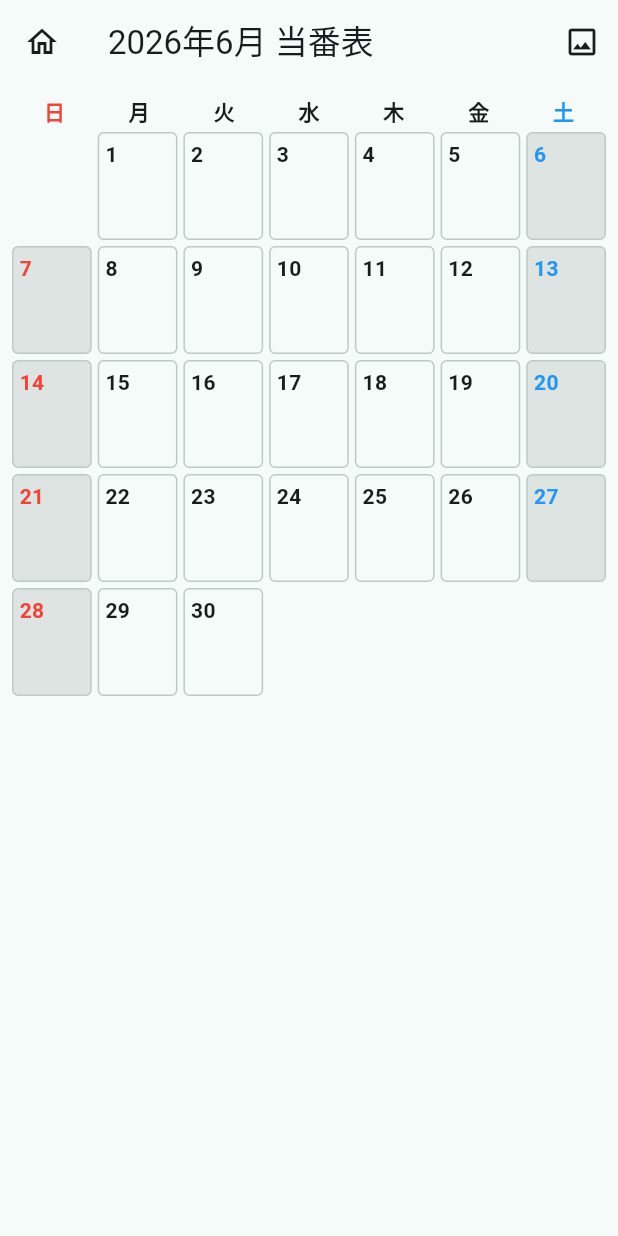
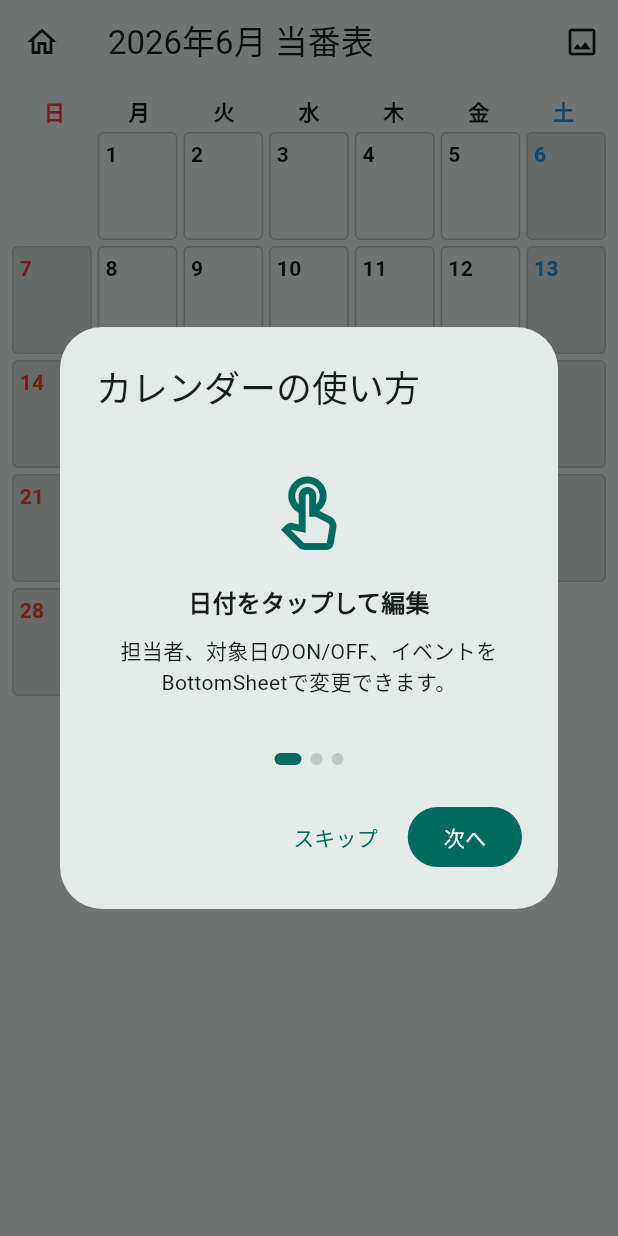
Before and after one commit to yuka-nomu/touban_app, a Flutter app: the CalendarScreen screen opened by its route, on a phone screen of 412 x 824 dp. Run offline on Flutter 3.47's test engine with Material 3 defaults, Android fonts, the phone set to English and light mode, and no system bars; our stand-ins replace flutter_riverpod, go_router, hive, hive_flutter, screenshot; accounts and stored records are empty.

Commit message:
設定画面にホームへ戻るを追加、カレンダー画面にチュートリアルを追加

```diff
--- a/lib/screens/calendar_screen.dart
+++ b/lib/screens/calendar_screen.dart
@@ -1,6 +1,7 @@
 import 'package:flutter/material.dart';
 import 'package:flutter_riverpod/flutter_riverpod.dart';
 import 'package:go_router/go_router.dart';
+import 'package:hive_flutter/hive_flutter.dart';
 
 import '../models/calendar_day.dart';
 import '../models/member.dart';
@@ -25,7 +26,18 @@ class CalendarScreen extends ConsumerStatefulWidget {
 }
 
 class _CalendarScreenState extends ConsumerState<CalendarScreen> {
+  static const String _settingsBoxName = 'app_settings';
+  static const String _calendarTutorialShownKey = 'calendar_tutorial_shown';
+
   bool _isExporting = false;
+
+  @override
+  void initState() {
+    super.initState();
+    WidgetsBinding.instance.addPostFrameCallback((_) {
+      _showTutorialIfNeeded();
+    });
+  }
 
   @override
   Widget build(BuildContext context) {
@@ -96,6 +108,26 @@ class _CalendarScreenState extends ConsumerState<CalendarScreen> {
     return '${month.year}年${month.month}月 当番表';
   }
 
+  Future<void> _showTutorialIfNeeded() async {
+    final Box<bool> settingsBox = await Hive.openBox<bool>(_settingsBoxName);
+    final bool hasShownTutorial = settingsBox.get(
+      _calendarTutorialShownKey,
+      defaultValue: false,
+    )!;
+    if (hasShownTutorial || !mounted) {
+      return;
+    }
+
+    await showDialog<void>(
+      context: context,
+      barrierDismissible: false,
+      builder: (BuildContext context) {
+        return const _CalendarTutorialDialog();
+      },
+    );
+    await settingsBox.put(_calendarTutorialShownKey, true);
+  }
+
   Future<void> _showEditSheet(BuildContext context, CalendarDay day) {
     return showModalBottomSheet<void>(
       context: context,
@@ -147,3 +179,153 @@ class _CalendarScreenState extends ConsumerState<CalendarScreen> {
     }
   }
 }
+
+class _CalendarTutorialDialog extends StatefulWidget {
+  const _CalendarTutorialDialog();
+
+  @override
+  State<_CalendarTutorialDialog> createState() =>
+      _CalendarTutorialDialogState();
+}
+
+class _CalendarTutorialDialogState extends State<_CalendarTutorialDialog> {
+  final PageController _pageController = PageController();
+  int _currentPage = 0;
+
+  static const List<_TutorialStep> _steps = <_TutorialStep>[
+    _TutorialStep(
+      icon: Icons.touch_app_outlined,
+      title: '日付をタップして編集',
+      body: '担当者、対象日のON/OFF、イベントをBottomSheetで変更できます。',
+    ),
+    _TutorialStep(
+      icon: Icons.drag_indicator,
+      title: '名前を長押しして移動',
+      body: 'メンバー名だけを長押しして別の日へ移動できます。イベントや日付は固定です。',
+    ),
+    _TutorialStep(
+      icon: Icons.image_outlined,
+      title: '画像として保存',
+      body: '右上の画像ボタンから、現在の当番表をPNGとして保存できます。',
+    ),
+  ];
+
+  @override
+  void dispose() {
+    _pageController.dispose();
+    super.dispose();
+  }
+
+  @override
+  Widget build(BuildContext context) {
+    final bool isLastPage = _currentPage == _steps.length - 1;
+
+    return AlertDialog(
+      title: const Text('カレンダーの使い方'),
+      content: SizedBox(
+        width: 320,
+        height: 220,
+        child: Column(
+          children: <Widget>[
+            Expanded(
+              child: PageView.builder(
+                controller: _pageController,
+                itemCount: _steps.length,
+                onPageChanged: (int page) {
+                  setState(() {
+                    _currentPage = page;
+                  });
+                },
+                itemBuilder: (BuildContext context, int index) {
+                  return _TutorialPage(step: _steps[index]);
+                },
+              ),
+            ),
+            const SizedBox(height: 12),
+            Row(
+              mainAxisAlignment: MainAxisAlignment.center,
+              children: <Widget>[
+                for (int index = 0; index < _steps.length; index++)
+                  AnimatedContainer(
+                    duration: const Duration(milliseconds: 180),
+                    width: index == _currentPage ? 18 : 8,
+                    height: 8,
+                    margin: const EdgeInsets.symmetric(horizontal: 3),
+                    decoration: BoxDecoration(
+                      color: index == _currentPage
+                          ? Theme.of(context).colorScheme.primary
+                          : Theme.of(context).colorScheme.outlineVariant,
+                      borderRadius: BorderRadius.circular(99),
+                    ),
+                  ),
+              ],
+            ),
+          ],
+        ),
+      ),
+      actions: <Widget>[
+        TextButton(
+          onPressed: () => Navigator.of(context).pop(),
+          child: const Text('スキップ'),
+        ),
+        FilledButton(
+          onPressed: isLastPage ? _close : _nextPage,
+          child: Text(isLastPage ? 'はじめる' : '次へ'),
+        ),
+      ],
+    );
+  }
+
+  void _nextPage() {
+    _pageController.nextPage(
+      duration: const Duration(milliseconds: 220),
+      curve: Curves.easeOut,
+    );
+  }
+
+  void _close() {
+    Navigator.of(context).pop();
+  }
+}
+
+class _TutorialPage extends StatelessWidget {
+  const _TutorialPage({required this.step});
+
+  final _TutorialStep step;
+
+  @override
+  Widget build(BuildContext context) {
+    return Column(
+      mainAxisAlignment: MainAxisAlignment.center,
+      children: <Widget>[
+        Icon(step.icon, size: 56, color: Theme.of(context).colorScheme.primary),
+        const SizedBox(height: 18),
+        Text(
+          step.title,
+          textAlign: TextAlign.center,
+          style: Theme.of(
+            context,
+          ).textTheme.titleMedium?.copyWith(fontWeight: FontWeight.w700),
+        ),
+        const SizedBox(height: 10),
+        Text(
+          step.body,
+          textAlign: TextAlign.center,
+          style: Theme.of(context).textTheme.bodyMedium,
+        ),
+      ],
+    );
+  }
+}
+
+class _TutorialStep {
+  const _TutorialStep({
+    required this.icon,
+    required this.title,
+    required this.body,
+  });
+
+  final IconData icon;
+  final String title;
+  final String body;
+}
--- a/lib/screens/settings_screen.dart
+++ b/lib/screens/settings_screen.dart
@@ -1,5 +1,6 @@
 import 'package:flutter/material.dart';
 import 'package:flutter_riverpod/flutter_riverpod.dart';
+import 'package:go_router/go_router.dart';
 
 import '../models/member.dart';
 import '../providers/member_provider.dart';
@@ -14,7 +15,14 @@ class SettingsScreen extends ConsumerWidget {
     final AsyncValue<List<Member>> members = ref.watch(memberProvider);
 
     return Scaffold(
-      appBar: AppBar(title: const Text('設定')),
+      appBar: AppBar(
+        title: const Text('設定'),
+        leading: IconButton(
+          tooltip: 'ホーム',
+          icon: const Icon(Icons.home_outlined),
+          onPressed: () => context.go('/'),
+        ),
+      ),
       body: members.when(
         data: (List<Member> memberList) {
           if (memberList.isEmpty) {
```
